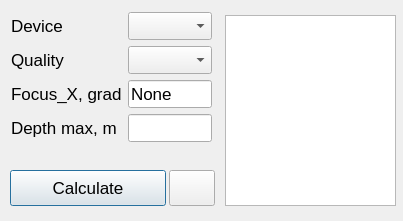
Before: the Qt Designer form SettingsDlg.ui in Serpuh/FotomerMono, drawn with Qt 5.
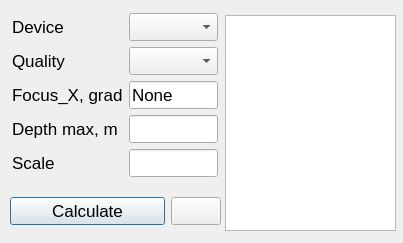
After: the same form once the commit is applied. Icons and pictures are not drawn.

What changed in the file:
```diff
--- a/SettingsDlg.ui
+++ b/SettingsDlg.ui
@@ -7,7 +7,7 @@
     <x>0</x>
     <y>0</y>
     <width>403</width>
-    <height>221</height>
+    <height>243</height>
    </rect>
   </property>
   <property name="font">
@@ -18,31 +18,13 @@
   <property name="windowTitle">
    <string>Calculate depth map</string>
   </property>
-  <widget class="QPushButton" name="calcButton">
-   <property name="geometry">
-    <rect>
-     <x>10</x>
-     <y>170</y>
-     <width>156</width>
-     <height>36</height>
-    </rect>
-   </property>
-   <property name="font">
-    <font>
-     <pointsize>13</pointsize>
-    </font>
-   </property>
-   <property name="text">
-    <string>Calculate</string>
-   </property>
-  </widget>
   <widget class="QPlainTextEdit" name="text1">
    <property name="geometry">
     <rect>
      <x>225</x>
      <y>15</y>
      <width>171</width>
-     <height>191</height>
+     <height>216</height>
     </rect>
    </property>
    <property name="font">
@@ -51,42 +33,13 @@
     </font>
    </property>
   </widget>
-  <widget class="QPushButton" name="openFolderButton">
-   <property name="geometry">
-    <rect>
-     <x>169</x>
-     <y>170</y>
-     <width>46</width>
-     <height>36</height>
-    </rect>
-   </property>
-   <property name="font">
-    <font>
-     <pointsize>13</pointsize>
-    </font>
-   </property>
-   <property name="text">
-    <string/>
-   </property>
-   <property name="icon">
-    <iconset>
-     <normalon>res/folder_blue.png</normalon>
-    </iconset>
-   </property>
-   <property name="iconSize">
-    <size>
-     <width>32</width>
-     <height>32</height>
-    </size>
-   </property>
-  </widget>
   <widget class="QWidget" name="">
    <property name="geometry">
     <rect>
-     <x>11</x>
-     <y>12</y>
-     <width>201</width>
-     <height>132</height>
+     <x>12</x>
+     <y>13</y>
+     <width>206</width>
+     <height>166</height>
     </rect>
    </property>
    <layout class="QFormLayout" name="formLayout">
@@ -178,6 +131,69 @@
        <font>
         <pointsize>13</pointsize>
        </font>
+      </property>
+     </widget>
+    </item>
+    <item row="4" column="0">
+     <widget class="QLabel" name="label_5">
+      <property name="text">
+       <string>Scale</string>
+      </property>
+     </widget>
+    </item>
+    <item row="4" column="1">
+     <widget class="QLineEdit" name="metric_scale_mnoj"/>
+    </item>
+   </layout>
+  </widget>
+  <widget class="QWidget" name="">
+   <property name="geometry">
+    <rect>
+     <x>10</x>
+     <y>190</y>
+     <width>211</width>
+     <height>42</height>
+    </rect>
+   </property>
+   <layout class="QHBoxLayout" name="horizontalLayout">
+    <item>
+     <widget class="QPushButton" name="calcButton">
+      <property name="font">
+       <font>
+        <pointsize>13</pointsize>
+       </font>
+      </property>
+      <property name="text">
+       <string>Calculate</string>
+      </property>
+     </widget>
+    </item>
+    <item>
+     <widget class="QPushButton" name="openFolderButton">
+      <property name="maximumSize">
+       <size>
+        <width>50</width>
+        <height>16777215</height>
+       </size>
+      </property>
+      <property name="font">
+       <font>
+        <pointsize>13</pointsize>
+       </font>
+      </property>
+      <property name="text">
+       <string/>
+      </property>
+      <property name="icon">
+       <iconset>
+        <normalon>res/folder_blue.png</normalon>
+       </iconset>
+      </property>
+      <property name="iconSize">
+       <size>
+        <width>32</width>
+        <height>32</height>
+       </size>
       </property>
      </widget>
     </item>
```
